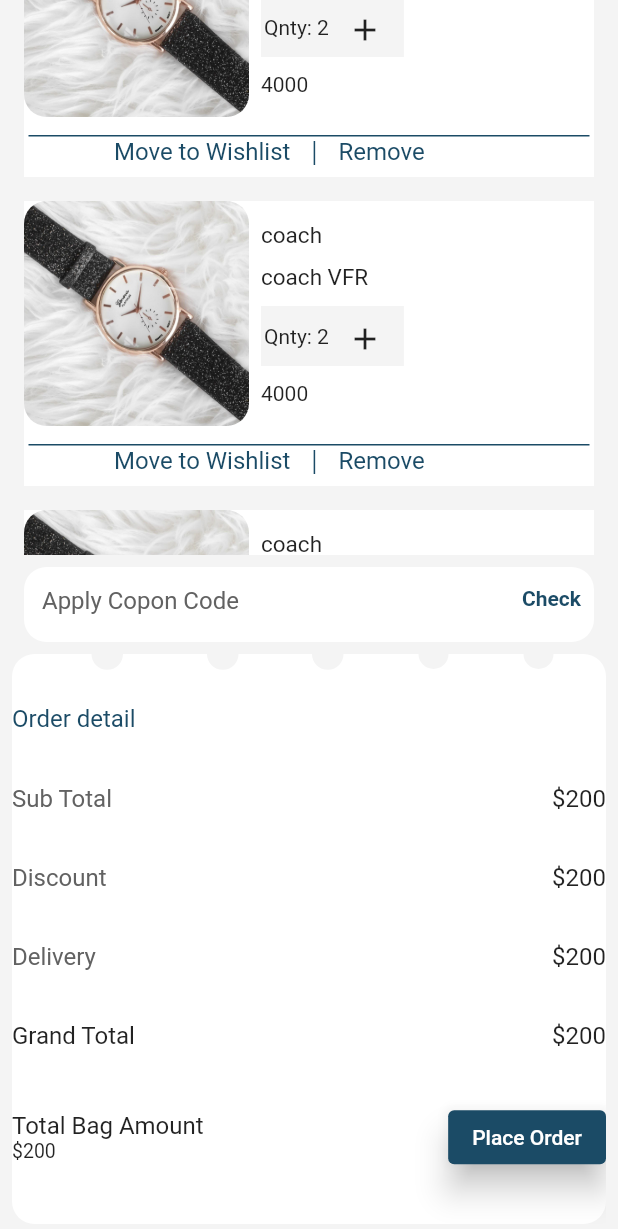
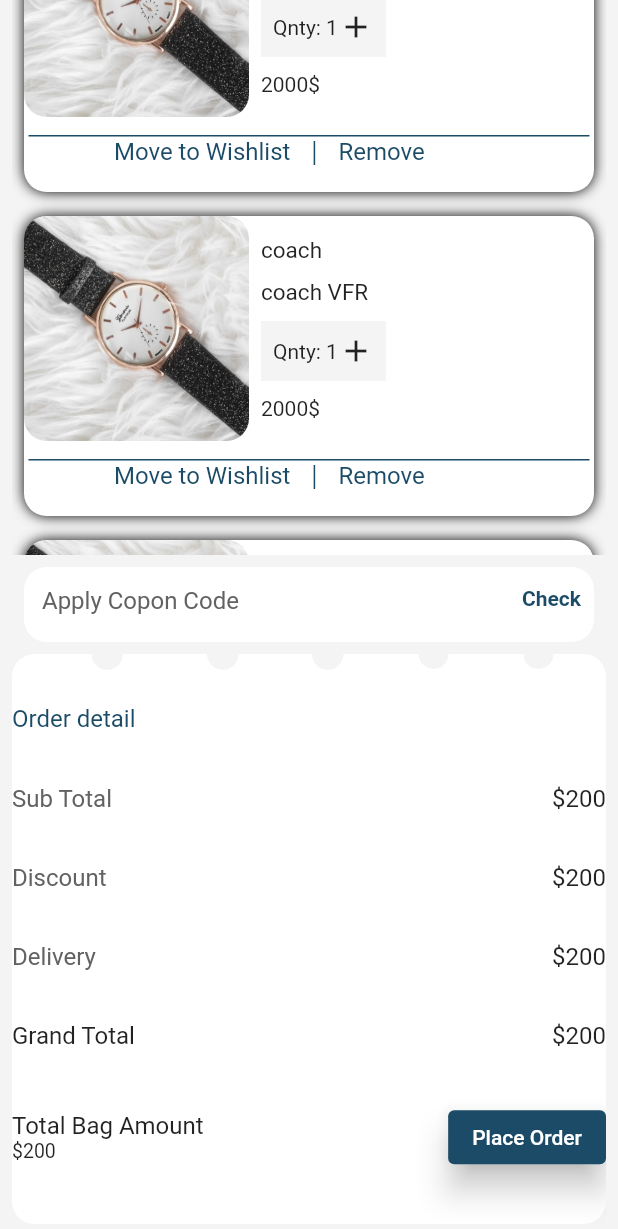
Before and after one commit to zahraaapz/Store_flutter, a Flutter app: the screen it shows after launch, scrolled down 134 dp, after a tap on the "add" icon, on a phone screen of 412 x 824 dp. Shown: the top 1229 px of the screen. Run offline on Flutter 3.47's test engine with Material 2 defaults, Android fonts, the phone set to English and light mode, and no system bars; our stand-ins replace expandable, flutter_spinkit, font_awesome_flutter; missing offline and left inert: d_chart, dart:ffi.

```diff
--- a/lib/bag.dart
+++ b/lib/bag.dart
@@ -48,8 +48,11 @@ class _BagState extends State<Bag> {
                           return Padding(
                             padding: const EdgeInsets.all(8.0),
                             child: Container(
-                              height: 190,
-                              color: Colors.white,
+                              height: 200,
+                              decoration: BoxDecoration(
+                                  boxShadow: [BoxShadow(blurRadius: 7)],
+                                  color: Colors.white,
+                                  borderRadius: BorderRadius.circular(15)),
                               child: Column(children: [
                                 Row(
                                   children: [
@@ -85,17 +88,19 @@ class _BagState extends State<Bag> {
                                             height: 40,
                                             child: Padding(
                                               padding:
-                                                  const EdgeInsets.all(2.0),
+                                                  const EdgeInsets.all(8.0),
                                               child: Row(
                                                 children: [
                                                   Text('Qnty: $i'.toString()),
-                                                  IconButton(
-                                                      onPressed: (() {
-                                                        setState(() {
-                                                          i = i + 1;
-                                                        });
-                                                      }),
-                                                      icon: Icon(Icons.add))
+                                                  InkWell(
+                                                      onTap: () {
+                                                        setState(
+                                                          () {
+                                                            i - i + 1;
+                                                          },
+                                                        );
+                                                      },
+                                                      child: Icon(Icons.add))
                                                 ],
                                               ),
                                             ),
@@ -103,7 +108,7 @@ class _BagState extends State<Bag> {
                                           SizedBox(
                                             height: 10,
                                           ),
-                                          Text('${i * 2000}'),
+                                          Text('${i * 2000}\$'),
                                         ],
                                       ),
                                     )
```
